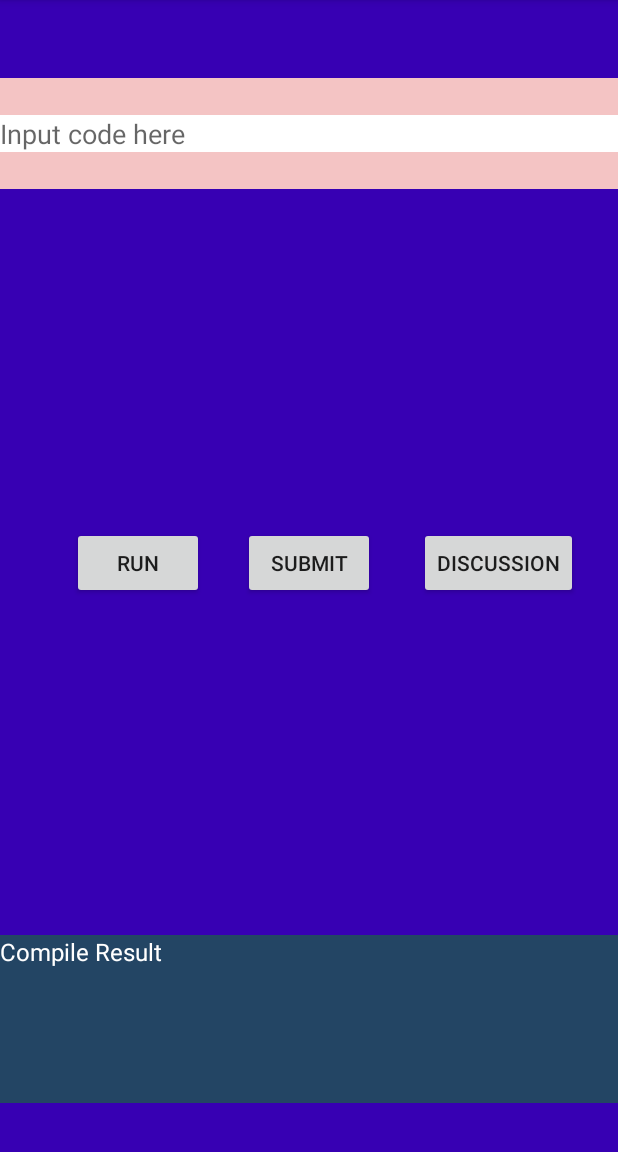
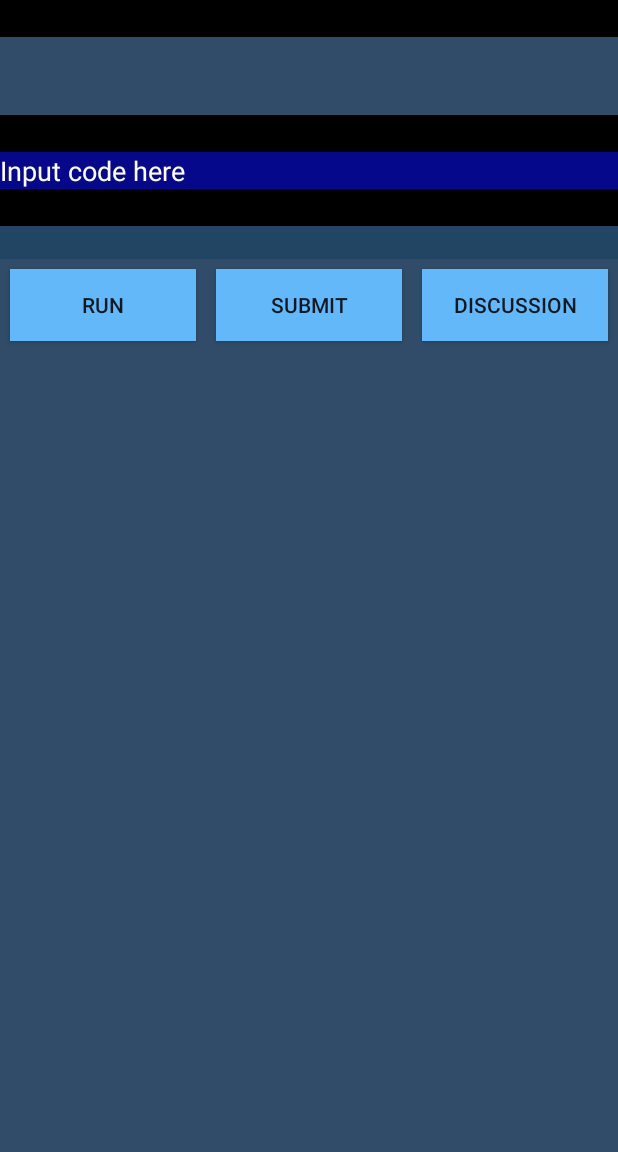
Before and after one commit to sshrutii/coutAppProject, an Android app: the CodeActivity screen opened directly, with no data from a screen before it, on a phone screen of 412 x 824 dp, the part 84-1236 px from its top. Run offline under Robolectric (Android 15) with nearby library versions, the phone set to English and light mode, and no system bars; our stand-ins replace Firebase (no records; nobody signed in at launch, a user with empty details on screens opened directly).

Commit message:
Completed CodeActivity UI

```diff
--- a/cout/app/build.gradle
+++ b/cout/app/build.gradle
@@ -31,6 +31,7 @@ dependencies {
     implementation 'androidx.constraintlayout:constraintlayout:2.0.1'
     implementation 'com.android.support:appcompat-v7:28.0.0'
     implementation 'com.android.support:design:28.0.0'
+    implementation 'androidx.gridlayout:gridlayout:1.0.0'
     testImplementation 'junit:junit:4.12'
     androidTestImplementation 'androidx.test.ext:junit:1.1.2'
     androidTestImplementation 'androidx.test.espresso:espresso-core:3.3.0'
--- a/cout/app/src/main/java/com/example/cout/CodeActivity.java
+++ b/cout/app/src/main/java/com/example/cout/CodeActivity.java
@@ -43,7 +43,8 @@ import java.util.Map;
 public class CodeActivity extends AppCompatActivity {
     String id,questName;
     TextView tvResult;
-    EditText etInput,header,answer;
+
+    EditText etInput,header,answer,problemStatement;
     String answer_1,answer_2,publicTestCase,privateTestCase;
     String currentuser = FirebaseAuth.getInstance().getCurrentUser().getUid();
     Button btnSubmit,btnRun,btnDiscuss;
@@ -108,11 +109,13 @@ public class CodeActivity extends AppCompatActivity {
                     listAnswer_1 = (List) value.getData().get("3_answer_1");
                     listAnswer_2 = (List) value.getData().get("5_answer_2");
                     listTestCases = (List) value.getData().get("4_testcases");
+
                     myQuestion.privateTestCaseOutput = (String) value.getData().get("6privateTestCaseOutput");
                     myQuestion.addHeader(listHeader);
                     myQuestion.addAnswer(listAnswer_1,listTestCases,listAnswer_2);
                     header.setText(myQuestion.header);
                     answer.setText(myQuestion.publicAnswer);
+                    problemStatement.setText("Q)  " + questName);
                 }
                 else{
                     Log.d("TAG","Curent Data: NULL");
@@ -142,6 +145,7 @@ public class CodeActivity extends AppCompatActivity {
         btnDiscuss = findViewById(R.id.btnDiscuss);
         btnSubmit = findViewById(R.id.btn_submit);
         btnRun = findViewById(R.id.btn_run);
+        problemStatement = findViewById(R.id.problemStatement);
         answer_1 = "} \n int main() \n { \n";
         answer_2 = "\n return 0; \n }  ";
         publicTestCase = "  cout<<\"The sum of two numbers (5,15) is\"<<add(5,15)<<endl;";
--- a/cout/app/src/main/java/com/example/cout/QuestionsActivity.java
+++ b/cout/app/src/main/java/com/example/cout/QuestionsActivity.java
@@ -12,6 +12,7 @@ import android.widget.AdapterView;
 import android.widget.ArrayAdapter;
 import android.widget.ListAdapter;
 import android.widget.ListView;
+import android.widget.ProgressBar;
 import android.widget.Toast;
 
 import com.google.android.gms.tasks.OnCompleteListener;
@@ -61,6 +62,16 @@ public class QuestionsActivity extends AppCompatActivity {
 
         super.onCreate(savedInstanceState);
         setContentView(R.layout.activity_questions);
+       final ProgressBar progressBar = (ProgressBar) findViewById(R.id.questionsProgressbar);
+        new Handler().postDelayed(new Runnable() {
+
+            @Override
+            public void run() {
+                progressBar.setVisibility(View.GONE);
+                //progressBarInsideText.setVisibility(View.GONE);
+            }
+
+        }, 3000);
         myQuestionNames.clear();
         db.collection("questions").orderBy("timestamp", Query.Direction.DESCENDING).get().addOnCompleteListener(new OnCompleteListener<QuerySnapshot>() {
             @Override
--- a/cout/app/src/main/java/com/example/cout/activity_leaderboard.java
+++ b/cout/app/src/main/java/com/example/cout/activity_leaderboard.java
@@ -39,7 +39,7 @@ public class activity_leaderboard extends AppCompatActivity {
         getScore();
 
         progressBar = (ProgressBar) findViewById(R.id.progressBar);
-        //progressBarInsideText = (TextView)findViewById(R.id.progressBarInsideText) ;
+//        progressBarInsideText = (TextView)findViewById(R.id.progressBarInsideText) ;
         userScoreList = (ListView) findViewById(R.id.userScoreList);
         final ArrayAdapter<String> arrayAdapter = new ArrayAdapter<String>(this,  android.R.layout.simple_expandable_list_item_1, list);
 
--- a/cout/app/src/main/java/com/example/cout/question.java
+++ b/cout/app/src/main/java/com/example/cout/question.java
@@ -5,13 +5,13 @@ import android.util.Log;
 import java.util.List;
 
 public class question {
-    public String header,answer_1,answer_2,testCase,question,publicAnswer, privateAnswer,privateTestCaseOutput;
+    public String problemStatement,header,answer_1,answer_2,testCase,question,publicAnswer, privateAnswer,privateTestCaseOutput;
     question(){
         this.header = "";
         this.question="";
         this.answer_1="";
         this.testCase="";
-
+        this.problemStatement = "";
         this.answer_2="";
 
     }
@@ -20,8 +20,11 @@ public class question {
         this.question="";
         this.answer_1="";
         this.testCase="";
-
+        this.problemStatement = "";
         this.answer_2="";
+        this.publicAnswer = "";
+        this.privateAnswer = "";
+        this.privateTestCaseOutput = "";
     }
 
     void addHeader(List headerList){
--- a/cout/app/src/main/res/layout/activity_code.xml
+++ b/cout/app/src/main/res/layout/activity_code.xml
@@ -7,7 +7,151 @@
     android:background="@color/colorPrimaryDark"
     tools:context=".CodeActivity">
 
+    <ScrollView
+        android:layout_width="0dp"
+        android:layout_height="0dp"
+        android:background="#304C68"
+        app:layout_constraintBottom_toBottomOf="parent"
+        app:layout_constraintEnd_toEndOf="parent"
+        app:layout_constraintStart_toStartOf="parent"
+        app:layout_constraintTop_toTopOf="parent">
+
+        <LinearLayout
+            android:layout_width="match_parent"
+            android:layout_height="wrap_content"
+            android:orientation="vertical">
+
             <EditText
+                android:id="@+id/problemStatement"
+                android:layout_width="match_parent"
+                android:layout_height="wrap_content"
+
+                android:background="#000000"
+                android:ems="10"
+                android:enabled="false"
+                android:inputType="textPersonName"
+                android:textColor="#FFFFFF" />
+
+            <EditText
+                android:id="@+id/header"
+                android:layout_width="match_parent"
+                android:layout_height="wrap_content"
+                android:layout_marginTop="52dp"
+                android:background="#000000"
+                android:enabled="false"
+                android:overScrollMode="always"
+                android:scrollbarAlwaysDrawHorizontalTrack="false"
+                android:textColor="#ffffff"
+                android:textColorHint="#ffffff"
+                app:layout_constraintEnd_toEndOf="parent"
+                app:layout_constraintHorizontal_bias="0.0"
+                app:layout_constraintStart_toStartOf="parent"
+                app:layout_constraintTop_toTopOf="parent"></EditText>
+
+            <EditText
+                android:id="@+id/et_input"
+                android:layout_width="match_parent"
+                android:layout_height="wrap_content"
+                android:background="#06088c"
+                android:hint="Input code here"
+                android:textColor="#FFFFFF"
+                android:textColorHint="#FFFFFF"
+                app:layout_constraintEnd_toEndOf="parent"
+                app:layout_constraintStart_toStartOf="parent"
+                app:layout_constraintTop_toBottomOf="@+id/header"></EditText>
+
+            <EditText
+                android:id="@+id/answer"
+                android:layout_width="match_parent"
+                android:layout_height="wrap_content"
+                android:background="#000000"
+                android:enabled="false"
+                android:textColor="#FFFFFF"
+
+                app:layout_constraintEnd_toEndOf="parent"
+                app:layout_constraintHorizontal_bias="0.0"
+                app:layout_constraintStart_toStartOf="parent"
+                app:layout_constraintTop_toBottomOf="@+id/et_input"></EditText>
+
+            <TextView
+                android:id="@+id/tv_result"
+                android:layout_width="match_parent"
+                android:layout_height="wrap_content"
+                android:background="#234564"
+                android:isScrollContainer="true"
+                android:textColor="#FFF"
+                android:textSize="16sp" />
+
+            <TableLayout
+                android:layout_width="match_parent"
+                android:layout_height="match_parent">
+
+                <TableRow
+                    android:layout_width="match_parent"
+                    android:layout_height="match_parent">
+
+                    <Button
+                        android:id="@+id/btn_run"
+                        android:layout_width="match_parent"
+                        android:layout_height="wrap_content"
+                        android:layout_margin="10px"
+                        android:layout_weight="1"
+                        android:background="#62B8F9"
+                        android:text="Run"
+                        app:layout_constraintBottom_toTopOf="@+id/tv_result"
+                        app:layout_constraintEnd_toEndOf="parent"
+                        app:layout_constraintHorizontal_bias="0.148"
+                        app:layout_constraintStart_toStartOf="parent" />
+
+                    <Button
+                        android:id="@+id/btn_submit"
+                        android:layout_width="match_parent"
+                        android:layout_height="wrap_content"
+                        android:layout_margin="10px"
+                        android:layout_weight="1"
+                        android:background="#62B8F9"
+                        android:text="Submit"
+                        app:layout_constraintBottom_toTopOf="@+id/tv_result"
+                        app:layout_constraintEnd_toEndOf="parent"
+                        app:layout_constraintStart_toStartOf="parent" />
+
+                    <Button
+                        android:id="@+id/btnDiscuss"
+                        android:layout_width="match_parent"
+                        android:layout_height="wrap_content"
+                        android:layout_margin="10px"
+                        android:layout_weight="1"
+                        android:background="#62B8F9"
+                        android:text="Discussion"
+                        app:layout_constraintBottom_toTopOf="@+id/tv_result"
+                        app:layout_constraintEnd_toEndOf="parent"
+                        app:layout_constraintHorizontal_bias="0.912"
+                        app:layout_constraintStart_toStartOf="parent" />
+                </TableRow>
+
+                <TableRow
+                    android:layout_width="match_parent"
+                    android:layout_height="match_parent" />
+
+                <TableRow
+                    android:layout_width="match_parent"
+                    android:layout_height="match_parent" />
+
+                <TableRow
+                    android:layout_width="match_parent"
+                    android:layout_height="match_parent" />
+
+                <TableRow
+                    android:layout_width="match_parent"
+                    android:layout_height="match_parent" />
+            </TableLayout>
+
+        </LinearLayout>
+    </ScrollView>
+
+</androidx.constraintlayout.widget.ConstraintLayout>
+
+<!-- <EditText
                 android:id="@+id/et_input"
                 android:layout_width="0dp"
                 android:layout_height="wrap_content"
@@ -40,82 +184,8 @@
                 android:background="#F4C4C4"
                 android:enabled="false"
                 android:textColor="#234564"
-        app:layout_constraintBottom_toTopOf="@+id/guideline"
+
                 app:layout_constraintEnd_toEndOf="parent"
                 app:layout_constraintHorizontal_bias="0.0"
                 app:layout_constraintStart_toStartOf="parent"
-        app:layout_constraintTop_toBottomOf="@+id/et_input"
-        app:layout_constraintVertical_bias="0.0"></EditText>
-
-    <TextView
-        android:id="@+id/tv_result"
-        android:layout_width="0dp"
-        android:layout_height="112dp"
-        android:background="#234564"
-        android:text="Compile Result"
-        android:textColor="#FFF"
-        android:textSize="16sp"
-        app:layout_constraintBottom_toBottomOf="parent"
-        app:layout_constraintEnd_toEndOf="parent"
-        app:layout_constraintHorizontal_bias="1.0"
-        app:layout_constraintStart_toStartOf="parent"
-        app:layout_constraintTop_toBottomOf="@+id/answer"
-        app:layout_constraintVertical_bias="0.938" />
-
-    <androidx.constraintlayout.widget.Guideline
-        android:id="@+id/guideline"
-        android:layout_width="wrap_content"
-        android:layout_height="wrap_content"
-        android:orientation="horizontal"
-        app:layout_constraintGuide_begin="556dp" />
-
-    <Button
-        android:id="@+id/btn_run"
-        android:layout_width="wrap_content"
-        android:layout_height="wrap_content"
-        android:text="Run"
-        app:layout_constraintBottom_toTopOf="@+id/tv_result"
-        app:layout_constraintEnd_toEndOf="parent"
-        app:layout_constraintHorizontal_bias="0.148"
-        app:layout_constraintStart_toStartOf="parent"
-        app:layout_constraintTop_toBottomOf="@+id/answer"
-        app:layout_constraintVertical_bias="0.501" />
-
-    <Button
-        android:id="@+id/btn_submit"
-        android:layout_width="wrap_content"
-        android:layout_height="wrap_content"
-        android:text="Submit"
-        app:layout_constraintBottom_toTopOf="@+id/tv_result"
-        app:layout_constraintEnd_toEndOf="parent"
-        app:layout_constraintStart_toStartOf="parent"
-        app:layout_constraintTop_toBottomOf="@+id/answer"
-        app:layout_constraintVertical_bias="0.501" />
-
-    <Button
-        android:id="@+id/btnDiscuss"
-        android:layout_width="wrap_content"
-        android:layout_height="wrap_content"
-        android:text="Discussion"
-        app:layout_constraintBottom_toTopOf="@+id/tv_result"
-        app:layout_constraintEnd_toEndOf="parent"
-        app:layout_constraintHorizontal_bias="0.912"
-        app:layout_constraintStart_toStartOf="parent"
-        app:layout_constraintTop_toBottomOf="@+id/answer"
-        app:layout_constraintVertical_bias="0.501" />
-
-    <ScrollView
-        android:layout_width="match_parent"
-        android:layout_height="match_parent"
-        app:layout_constraintBottom_toBottomOf="parent"
-        app:layout_constraintEnd_toEndOf="parent"
-        app:layout_constraintStart_toStartOf="parent"
-        app:layout_constraintTop_toTopOf="parent">
-
-        <LinearLayout
-            android:layout_width="match_parent"
-            android:layout_height="wrap_content"
-            android:orientation="vertical" />
-    </ScrollView>
-
-</androidx.constraintlayout.widget.ConstraintLayout>
+                app:layout_constraintTop_toBottomOf="@+id/et_input"></EditText>-->
--- a/cout/app/src/main/res/layout/activity_questions.xml
+++ b/cout/app/src/main/res/layout/activity_questions.xml
@@ -6,6 +6,16 @@
     android:layout_height="match_parent"
     tools:context=".QuestionsActivity">
 
+    <ProgressBar
+        android:id="@+id/questionsProgressbar"
+        style="?android:attr/progressBarStyle"
+        android:layout_width="wrap_content"
+        android:layout_height="wrap_content"
+        app:layout_constraintBottom_toBottomOf="parent"
+        app:layout_constraintEnd_toEndOf="parent"
+        app:layout_constraintStart_toStartOf="parent"
+        app:layout_constraintTop_toTopOf="@+id/questionsListView" />
+
     <ListView
         android:id="@+id/questionsListView"
         android:layout_width="match_parent"
@@ -13,5 +23,7 @@
         app:layout_constraintBottom_toBottomOf="parent"
         app:layout_constraintEnd_toEndOf="parent"
         app:layout_constraintStart_toStartOf="parent"
-        app:layout_constraintTop_toTopOf="parent" />
+        app:layout_constraintTop_toTopOf="parent" >
+
+    </ListView>
 </androidx.constraintlayout.widget.ConstraintLayout>
```
Lines whose indentation alone changed are shown as unchanged.
